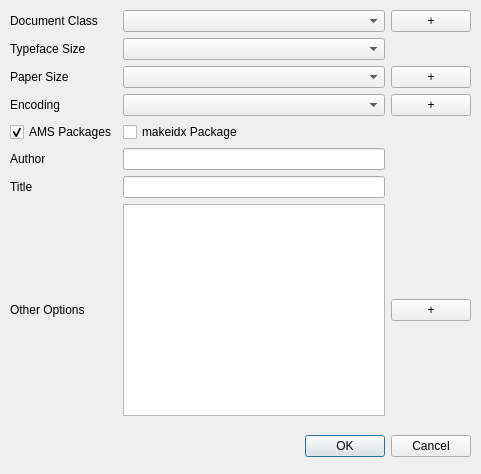
Before: the Qt Designer form quickdocumentdialog.ui in orao/texmaker, drawn with Qt 5.
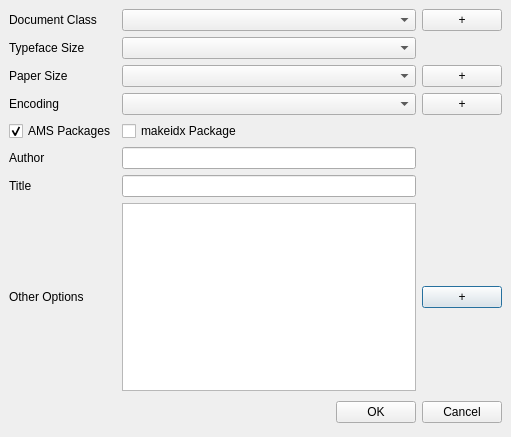
After: the same form once the commit is applied.

Diff of the .ui file:
```diff
--- a/quickdocumentdialog.ui
+++ b/quickdocumentdialog.ui
@@ -8,64 +8,18 @@
    <rect>
     <x>0</x>
     <y>0</y>
-    <width>481</width>
-    <height>474</height>
+    <width>511</width>
+    <height>437</height>
    </rect>
   </property>
-  <widget class="QWidget" name="layoutWidget" >
-   <property name="geometry" >
-    <rect>
-     <x>10</x>
-     <y>430</y>
-     <width>461</width>
-     <height>33</height>
-    </rect>
-   </property>
-   <layout class="QHBoxLayout" >
+  <layout class="QGridLayout" >
     <property name="margin" >
-     <number>0</number>
+    <number>9</number>
     </property>
     <property name="spacing" >
      <number>6</number>
     </property>
-    <item>
-     <spacer>
-      <property name="orientation" >
-       <enum>Qt::Horizontal</enum>
-      </property>
-      <property name="sizeHint" >
-       <size>
-        <width>131</width>
-        <height>31</height>
-       </size>
-      </property>
-     </spacer>
-    </item>
-    <item>
-     <widget class="QPushButton" name="okButton" >
-      <property name="text" >
-       <string>OK</string>
-      </property>
-     </widget>
-    </item>
-    <item>
-     <widget class="QPushButton" name="cancelButton" >
-      <property name="text" >
-       <string>Cancel</string>
-      </property>
-     </widget>
-    </item>
-   </layout>
-  </widget>
-  <widget class="QWidget" name="layoutWidget_2" >
-   <property name="geometry" >
-    <rect>
-     <x>10</x>
-     <y>10</y>
-     <width>461</width>
-     <height>406</height>
-    </rect>
-   </property>
+   <item row="0" column="0" >
    <layout class="QGridLayout" >
     <property name="margin" >
      <number>0</number>
@@ -245,9 +199,46 @@
      </widget>
     </item>
    </layout>
-  </widget>
- </widget>
- <pixmapfunction></pixmapfunction>
+   </item>
+   <item row="1" column="0" >
+    <layout class="QHBoxLayout" >
+     <property name="margin" >
+      <number>0</number>
+     </property>
+     <property name="spacing" >
+      <number>6</number>
+     </property>
+     <item>
+      <spacer>
+       <property name="orientation" >
+        <enum>Qt::Horizontal</enum>
+       </property>
+       <property name="sizeHint" >
+        <size>
+         <width>131</width>
+         <height>31</height>
+        </size>
+       </property>
+      </spacer>
+     </item>
+     <item>
+      <widget class="QPushButton" name="okButton" >
+       <property name="text" >
+        <string>OK</string>
+       </property>
+      </widget>
+     </item>
+     <item>
+      <widget class="QPushButton" name="cancelButton" >
+       <property name="text" >
+        <string>Cancel</string>
+       </property>
+      </widget>
+     </item>
+    </layout>
+   </item>
+  </layout>
+ </widget>
  <tabstops>
   <tabstop>comboBoxClass</tabstop>
   <tabstop>comboBoxSize</tabstop>
```
Left out of the diff: 3 changed lines with no effect on the pictures. Lines whose indentation alone changed are shown as unchanged.
